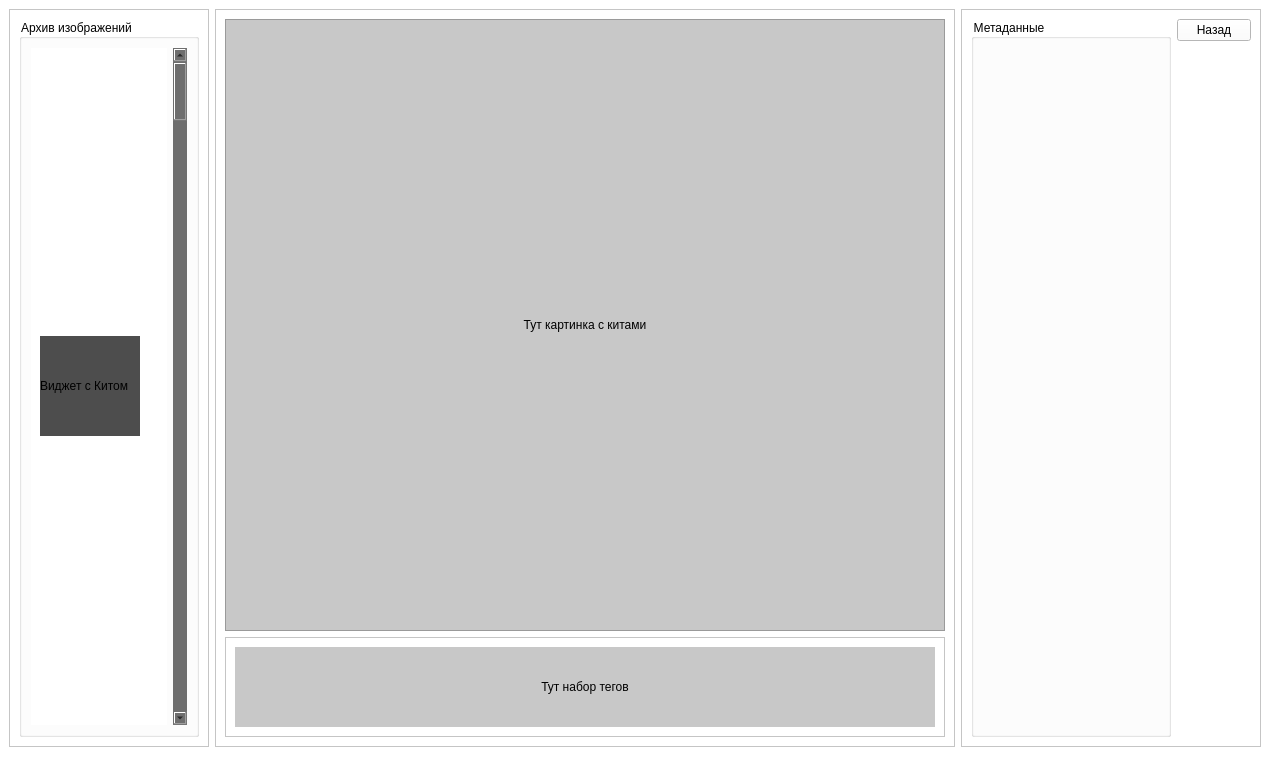
First picture: the form in MainWorkWindow.ui, repository YarickVodila/EfficientNetV2_Whale_Reidentification, before the edit.
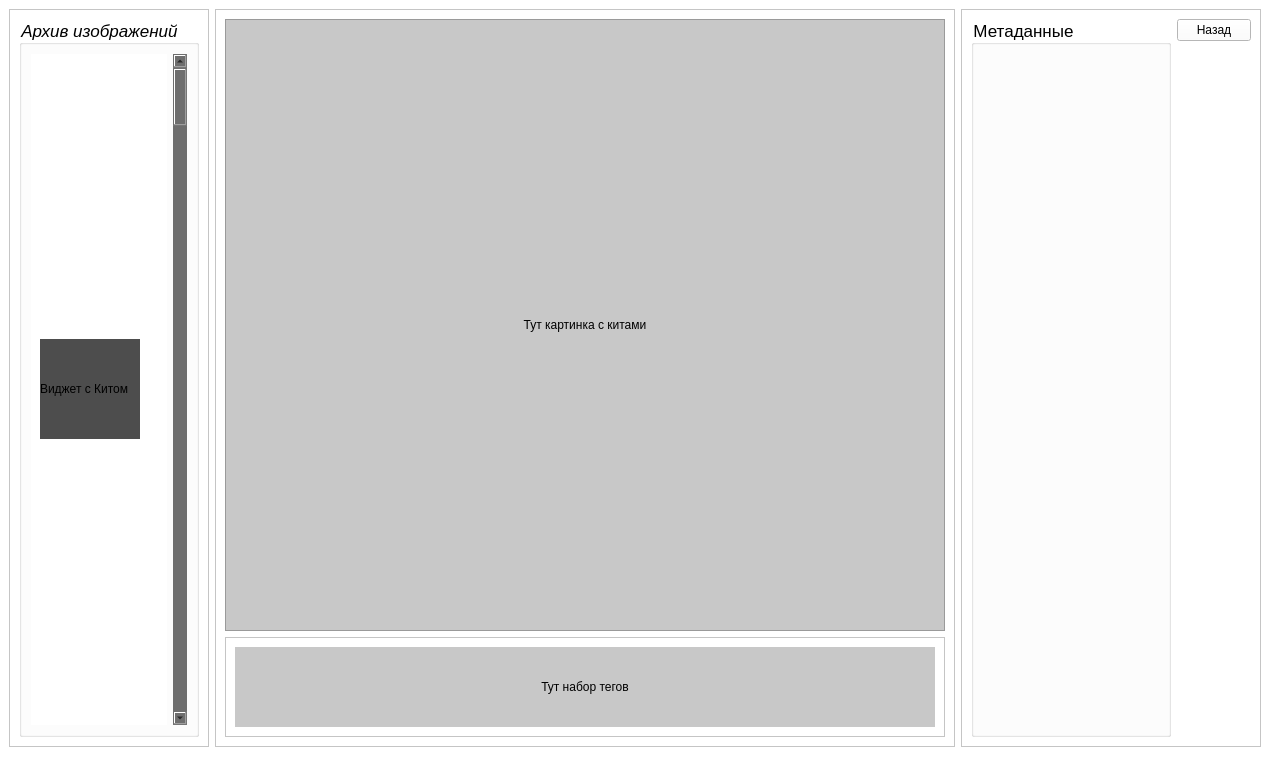
Second picture: the form after the edit.

```diff
--- a/MainWorkWindow.ui
+++ b/MainWorkWindow.ui
@@ -62,6 +62,10 @@
          <property name="font">
           <font>
            <family>Arial</family>
+           <pointsize>13</pointsize>
+           <weight>50</weight>
+           <italic>true</italic>
+           <bold>false</bold>
           </font>
          </property>
          <property name="styleSheet">
@@ -221,6 +225,9 @@
         <height>16777215</height>
        </size>
       </property>
+      <property name="styleSheet">
+       <string notr="true">font: 75 13pt &quot;Arial&quot;;</string>
+      </property>
       <property name="frameShape">
        <enum>QFrame::StyledPanel</enum>
       </property>
@@ -277,8 +284,16 @@
          <property name="font">
           <font>
            <family>Arial</family>
+           <pointsize>13</pointsize>
+           <weight>9</weight>
+           <italic>false</italic>
+           <bold>false</bold>
+           <kerning>true</kerning>
           </font>
          </property>
+         <property name="styleSheet">
+          <string notr="true">font: 75 13pt &quot;Arial&quot;;</string>
+         </property>
          <property name="title">
           <string>Метаданные</string>
          </property>
```
Left out of the diff: 1 changed line with no effect on the pictures.
